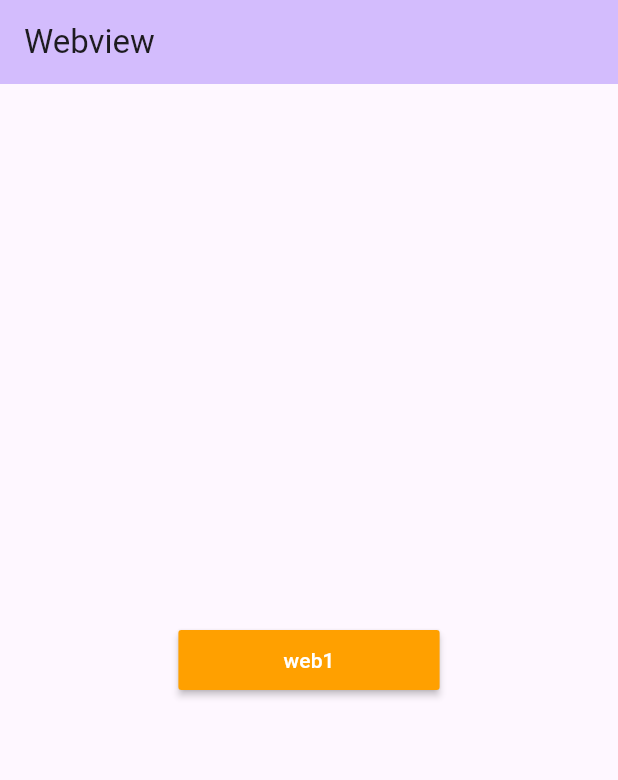
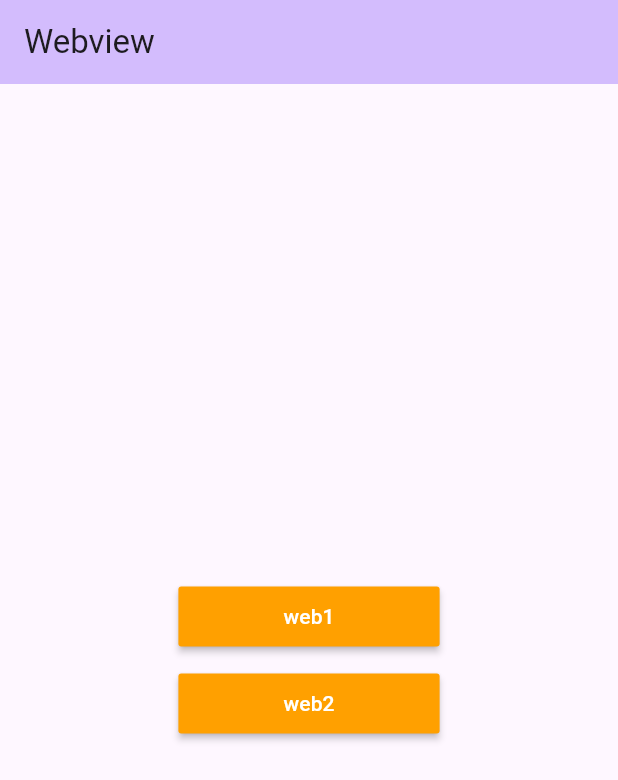
Before and after one commit to Foysalrabby/flutterwebview, a Flutter app: the screen it shows after launch, on a phone screen of 412 x 824 dp. Shown: the top 780 px of the screen. Run offline on Flutter 3.47's test engine with Material 3 defaults, Android fonts, the phone set to English and light mode, and no system bars.

```diff
--- a/webview/lib/main.dart
+++ b/webview/lib/main.dart
@@ -46,7 +46,14 @@ class _MyHomePageState extends State<MyHomePage> {
                 },child: Text("web1" ,style: TextStyle(color: Colors.white),),
                 color: Colors.amber[700],
                 padding: EdgeInsets.symmetric(horizontal: 70, vertical: 10),
-                )
+                ),
+                SizedBox(height: 10,),
+                  MaterialButton(onPressed: (){
+
+                },child: Text("web2" ,style: TextStyle(color: Colors.white),),
+                color: Colors.amber[700],
+                padding: EdgeInsets.symmetric(horizontal: 70, vertical: 10),
+                ),
               ]
               ),
           ),
--- a/webview/pubspec.yaml
+++ b/webview/pubspec.yaml
@@ -35,6 +35,7 @@ dependencies:
   # The following adds the Cupertino Icons font to your application.
   # Use with the CupertinoIcons class for iOS style icons.
   cupertino_icons: ^1.0.2
+  flutter_webview_plugin
 
 dev_dependencies:
   flutter_test:
```
Also changed, not shown: webview/lib/webview1.dart (added, +21 -0 lines).
